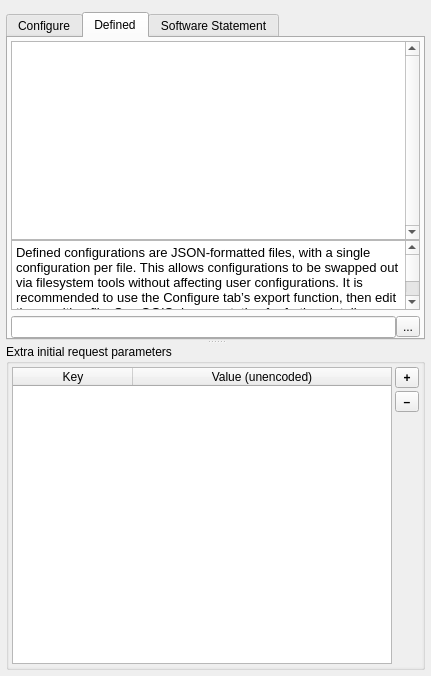
qgis/QGIS, file src/auth/oauth2/qgsauthoauth2edit.ui: the form before one commit.
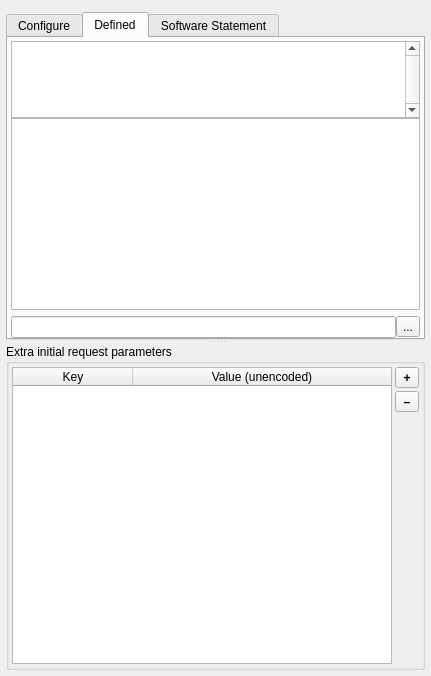
The form after the commit. The open tabs and pages were chosen to show the change. Icons and pictures are not drawn. Custom widgets are drawn as their Qt base class.

Commit message:
[oauth2] Show a list of directories searched for predefined configuration files in the list tooltip/help text
Immediately gives users more clues about how to use these
files and where they must be placed

What changed in the file:
```diff
--- a/src/auth/oauth2/qgsauthoauth2edit.ui
+++ b/src/auth/oauth2/qgsauthoauth2edit.ui
@@ -632,7 +632,7 @@
          <number>0</number>
         </property>
         <item>
-         <layout class="QVBoxLayout" name="verticalLayout_5" stretch="3,1">
+         <layout class="QVBoxLayout" name="verticalLayout_5" stretch="1,0">
           <property name="spacing">
            <number>0</number>
           </property>
@@ -673,24 +673,10 @@
            </widget>
           </item>
           <item>
-           <widget class="QPlainTextEdit" name="pteDefinedDesc">
-            <property name="font">
-             <font>
-              <pointsize>10</pointsize>
-             </font>
-            </property>
-            <property name="undoRedoEnabled">
+           <widget class="QTextBrowser" name="pteDefinedDesc">
+            <property name="openExternalLinks">
              <bool>false</bool>
             </property>
-            <property name="readOnly">
-             <bool>true</bool>
-            </property>
-            <property name="plainText">
-             <string>Defined configurations are JSON-formatted files, with a single configuration per file. This allows configurations to be swapped out via filesystem tools without affecting user configurations. It is recommended to use the Configure tab’s export function, then edit the resulting file. See QGIS documentation for further details.</string>
-            </property>
-            <property name="textInteractionFlags">
-             <set>Qt::TextSelectableByKeyboard|Qt::TextSelectableByMouse</set>
-            </property>
            </widget>
           </item>
          </layout>
```
Left out of the diff: 8 changed lines with no effect on the pictures. The commit also changes 4 other files.
